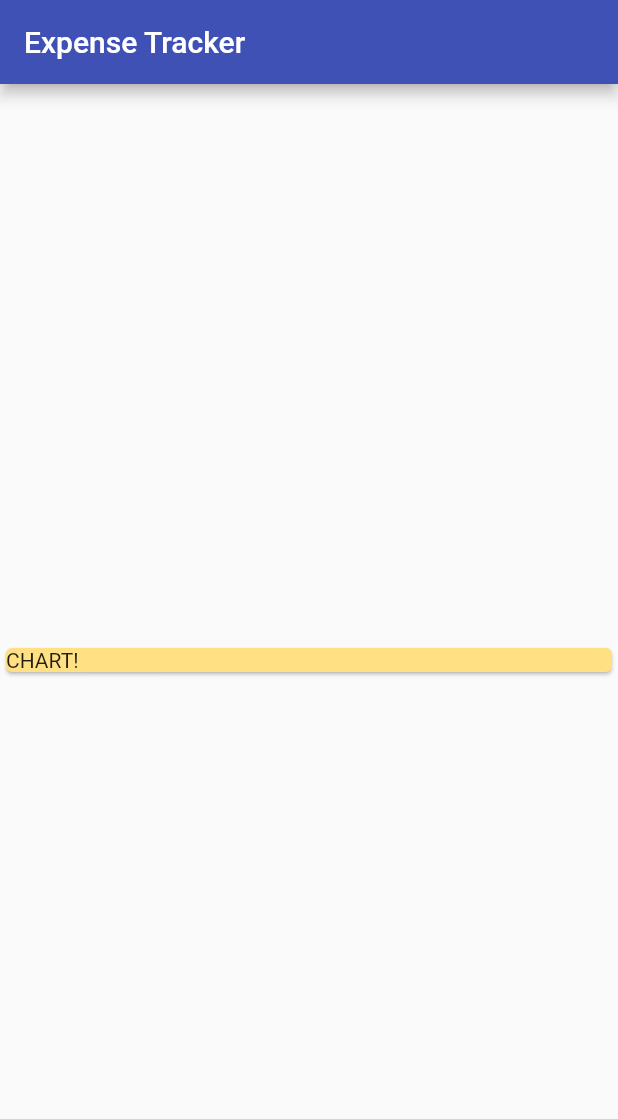
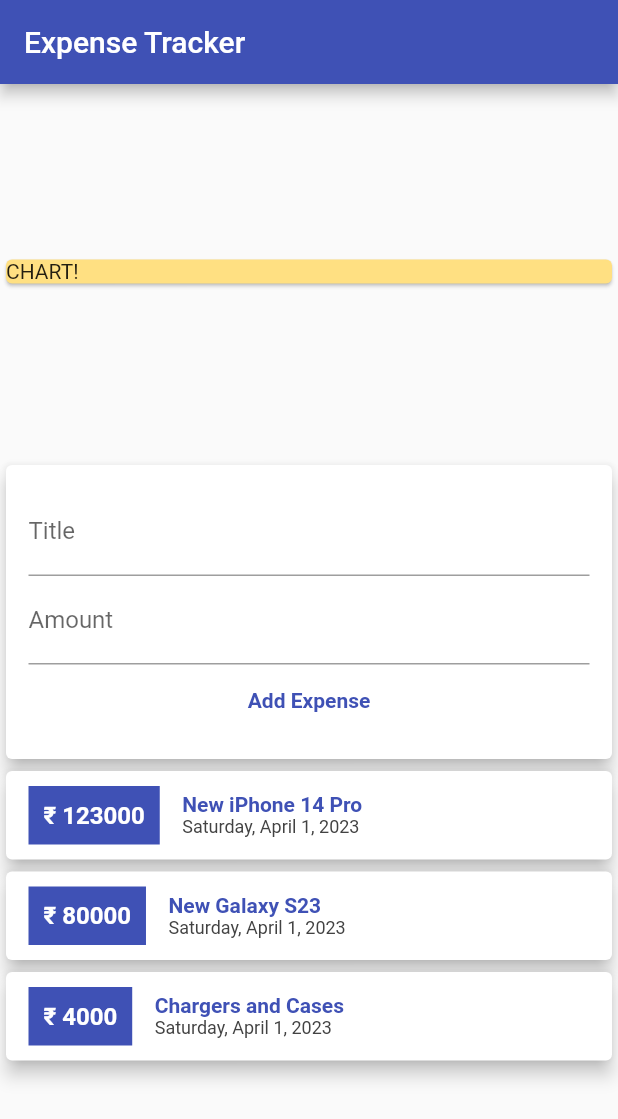
Before and after one commit to BrushankPatra/genesis, a Flutter app: the screen it shows after launch, on a phone screen of 412 x 824 dp. Shown: the top 1119 px of the screen. Run offline on Flutter 3.47's test engine with Material 2 defaults, Android fonts, the phone set to English and light mode, and no system bars.

Commit message:
reorganised splitted widgets

```diff
--- a/lib/main.dart
+++ b/lib/main.dart
@@ -1,3 +1,4 @@
+import "./widgets/user_transaction.dart";
 import "package:flutter/material.dart";
 
 import "package:intl/intl.dart";
@@ -32,6 +33,7 @@
               child: Text("CHART!"),
             ),
           ),
+          UserTransaction(),
         ],
       ),
     );
--- a/lib/widgets/transaction_list.dart
+++ b/lib/widgets/transaction_list.dart
@@ -1,12 +1,18 @@
 import "package:flutter/material.dart";
+
+import "../models/transaction.dart";
 
 import "package:intl/intl.dart";
 
 class TransactionList extends StatelessWidget {
+  final List<Transaction> transactions;
+
+  TransactionList(this.transactions);
+
   @override
   Widget build(BuildContext context) {
     return Column(
-      children: _userTransactions.map((txn) {
+      children: transactions.map((txn) {
         return Card(
           elevation: 5,
           child: Row(
--- a/lib/widgets/user_transaction.dart
+++ b/lib/widgets/user_transaction.dart
@@ -30,12 +30,26 @@
       date: DateTime.now(),
     ),
   ];
+
+  void _addNewTransaction(String txnTitle, num txnAmount) {
+    final newTxn = Transaction(
+      title: txnTitle,
+      amount: txnAmount,
+      date: DateTime.now(),
+      id: DateTime.now().toString(),
+    );
+
+    setState(() {
+      _userTransactions.add(newTxn);
+    });
+  }
+
   @override
   Widget build(BuildContext context) {
     return Column(
       children: [
         NewTransaction(),
-        TransactionList(),
+        TransactionList(_userTransactions),
       ],
     );
   }
```
